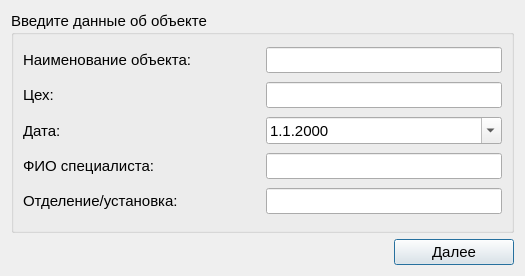
The window that Src/Ui/Setup/ObjectWindow.ui (Rekvim/MpiSkdIlim) describes before a commit, drawn with Qt 5.
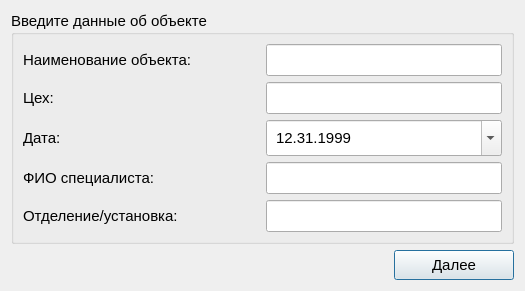
The same window after the commit.

```diff
--- a/Src/Ui/Setup/ObjectWindow.ui
+++ b/Src/Ui/Setup/ObjectWindow.ui
@@ -68,6 +68,9 @@
             <bold>false</bold>
            </font>
           </property>
+          <property name="styleSheet">
+           <string notr="true">padding: 5px 5px;</string>
+          </property>
          </widget>
         </item>
        </layout>
@@ -103,6 +106,9 @@
             <bold>false</bold>
            </font>
           </property>
+          <property name="styleSheet">
+           <string notr="true">padding: 5px 5px;</string>
+          </property>
          </widget>
         </item>
        </layout>
@@ -144,18 +150,21 @@
             <bold>false</bold>
            </font>
           </property>
+          <property name="styleSheet">
+           <string notr="true">padding: 5px 5px;</string>
+          </property>
           <property name="dateTime">
            <datetime>
             <hour>0</hour>
             <minute>0</minute>
             <second>0</second>
-            <year>2000</year>
-            <month>1</month>
-            <day>1</day>
+            <year>1999</year>
+            <month>12</month>
+            <day>31</day>
            </datetime>
           </property>
           <property name="displayFormat">
-           <string>M.d.yyyy</string>
+           <string>MM.dd.yyyy</string>
           </property>
           <property name="calendarPopup">
            <bool>true</bool>
@@ -195,6 +204,9 @@
             <bold>false</bold>
            </font>
           </property>
+          <property name="styleSheet">
+           <string notr="true">padding: 5px 5px;</string>
+          </property>
          </widget>
         </item>
        </layout>
@@ -230,6 +242,9 @@
             <bold>false</bold>
            </font>
           </property>
+          <property name="styleSheet">
+           <string notr="true">padding: 5px 5px;</string>
+          </property>
          </widget>
         </item>
        </layout>
@@ -269,6 +284,9 @@
          <pointsize>11</pointsize>
         </font>
        </property>
+       <property name="styleSheet">
+        <string notr="true">padding: 5px 5px;</string>
+       </property>
        <property name="text">
         <string>Далее</string>
        </property>
```
